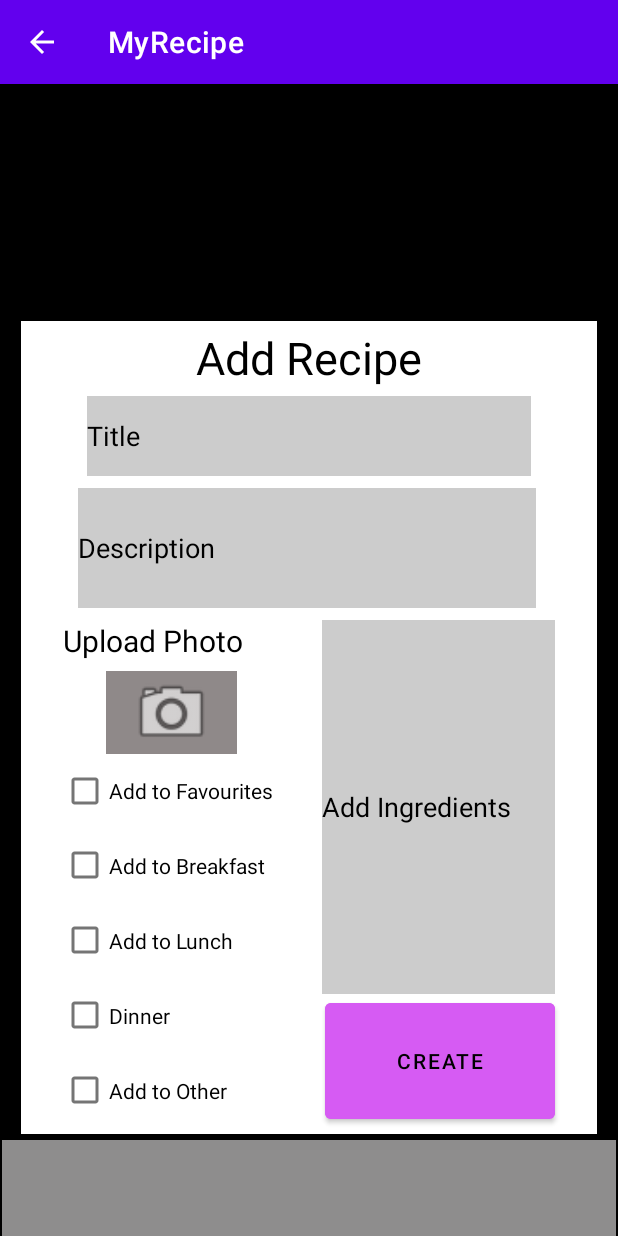
After one commit to Darian-Muel/CP470_MyRecipe, an Android app: the AddRecipesActivity screen opened directly, with no data from a screen before it, on a phone screen of 412 x 824 dp. The commit adds this screen. Run offline under Robolectric (Android 15) with nearby library versions, the phone set to English and light mode, and no system bars.

Commit message:
added 3 pages

```diff
--- /dev/null
+++ b/app/src/main/java/com/code/darinmuellerchen/myrecipe/AddRecipesActivity.java
@@ -0,0 +1,14 @@
+package com.code.darinmuellerchen.myrecipe;
+
+import androidx.appcompat.app.AppCompatActivity;
+
+import android.os.Bundle;
+
+public class AddRecipesActivity extends AppCompatActivity {
+
+    @Override
+    protected void onCreate(Bundle savedInstanceState) {
+        super.onCreate(savedInstanceState);
+        setContentView(R.layout.activity_add_recipes);
+    }
+}
--- /dev/null
+++ b/app/src/main/res/layout/activity_add_recipes.xml
@@ -0,0 +1,179 @@
+<?xml version="1.0" encoding="utf-8"?>
+<androidx.constraintlayout.widget.ConstraintLayout xmlns:android="http://schemas.android.com/apk/res/android"
+    xmlns:app="http://schemas.android.com/apk/res-auto"
+    xmlns:tools="http://schemas.android.com/tools"
+    android:layout_width="match_parent"
+    android:layout_height="match_parent"
+    android:background="#000000"
+    tools:context=".AddRecipesActivity">
+
+    <androidx.appcompat.widget.Toolbar
+        android:id="@+id/toolbar4"
+        android:layout_width="409dp"
+        android:layout_height="64dp"
+        android:background="#8E8D8D"
+        android:minHeight="?attr/actionBarSize"
+        android:theme="?attr/actionBarTheme"
+        app:layout_constraintBottom_toBottomOf="parent"
+        app:layout_constraintEnd_toEndOf="parent"
+        app:layout_constraintStart_toStartOf="parent" />
+
+    <androidx.constraintlayout.widget.ConstraintLayout
+        android:id="@+id/constraintLayout2"
+        android:layout_width="384dp"
+        android:layout_height="542dp"
+        android:layout_marginBottom="4dp"
+        android:background="#FFFFFF"
+        app:layout_constraintBottom_toTopOf="@+id/toolbar4"
+        app:layout_constraintEnd_toEndOf="parent"
+        app:layout_constraintStart_toStartOf="parent">
+
+        <CheckBox
+            android:id="@+id/checkBoxOther"
+            android:layout_width="150dp"
+            android:layout_height="50dp"
+            android:layout_marginEnd="24dp"
+            android:text="@string/AddtoOther"
+            app:layout_constraintEnd_toStartOf="@+id/EditTextGetIngredients"
+            app:layout_constraintTop_toBottomOf="@+id/checkBoxDinner"
+            tools:text="@string/AddtoOther" />
+
+        <CheckBox
+            android:id="@+id/checkBoxDinner"
+            android:layout_width="150dp"
+            android:layout_height="50dp"
+            android:layout_marginEnd="24dp"
+            android:text="@string/Dinner"
+            app:layout_constraintEnd_toStartOf="@+id/EditTextGetIngredients"
+            app:layout_constraintTop_toBottomOf="@+id/checkBoxLunch"
+            tools:text="@string/Dinner" />
+
+        <CheckBox
+            android:id="@+id/checkBoxLunch"
+            android:layout_width="150dp"
+            android:layout_height="50dp"
+            android:layout_marginEnd="24dp"
+            android:text="@string/AddToLunch"
+            app:layout_constraintEnd_toStartOf="@+id/EditTextGetIngredients"
+            app:layout_constraintTop_toBottomOf="@+id/checkBoxBreakFast"
+            tools:text="@string/AddToLunch" />
+
+        <CheckBox
+            android:id="@+id/checkBoxBreakFast"
+            android:layout_width="150dp"
+            android:layout_height="50dp"
+            android:layout_marginEnd="24dp"
+            android:text="@string/AddToBreakfast"
+            app:layout_constraintEnd_toStartOf="@+id/EditTextGetIngredients"
+            app:layout_constraintTop_toBottomOf="@+id/checkBoxFavourites"
+            tools:text="@string/AddToBreakfast" />
+
+        <EditText
+            android:id="@+id/EditTextGetIngredients"
+            android:layout_width="155dp"
+            android:layout_height="249dp"
+            android:layout_marginTop="8dp"
+            android:layout_marginEnd="28dp"
+            android:background="#CCCCCC"
+            android:text="@string/AddtoIngredients"
+            android:textColor="@color/black"
+            android:textSize="18sp"
+            app:layout_constraintEnd_toEndOf="parent"
+            app:layout_constraintHorizontal_bias="1.0"
+            app:layout_constraintStart_toEndOf="@+id/txtUpload"
+            app:layout_constraintTop_toBottomOf="@+id/EditTextGetDescription"
+            tools:text="@string/AddtoIngredients" />
+
+        <EditText
+            android:id="@+id/EditTextGetDescription"
+            android:layout_width="305dp"
+            android:layout_height="80dp"
+            android:layout_marginTop="8dp"
+            android:background="#CCCCCC"
+            android:text="@string/Description"
+            android:textColor="@color/black"
+            android:textSize="18sp"
+            app:layout_constraintEnd_toEndOf="parent"
+            app:layout_constraintHorizontal_bias="0.481"
+            app:layout_constraintStart_toStartOf="parent"
+            app:layout_constraintTop_toBottomOf="@+id/EditTextGetTitle"
+            tools:text="@string/Description" />
+
+        <TextView
+            android:id="@+id/textView"
+            android:layout_width="263dp"
+            android:layout_height="46dp"
+            android:layout_marginTop="4dp"
+            android:text="@string/AddRecipe"
+            android:textAlignment="center"
+            android:textColor="@color/black"
+            android:textSize="30sp"
+            app:layout_constraintEnd_toEndOf="parent"
+            app:layout_constraintHorizontal_bias="0.504"
+            app:layout_constraintStart_toStartOf="parent"
+            app:layout_constraintTop_toTopOf="parent"
+            tools:text="@string/AddRecipe" />
+
+        <EditText
+            android:id="@+id/EditTextGetTitle"
+            android:layout_width="296dp"
+            android:layout_height="53dp"
+            android:background="#CCCCCC"
+            android:text="@string/Title"
+            android:textColor="@color/black"
+            android:textSize="18sp"
+            app:layout_constraintEnd_toEndOf="parent"
+            app:layout_constraintStart_toStartOf="parent"
+            app:layout_constraintTop_toBottomOf="@+id/textView"
+            tools:text="@string/Title" />
+
+        <TextView
+            android:id="@+id/txtUpload"
+            android:layout_width="138dp"
+            android:layout_height="34dp"
+            android:layout_marginStart="28dp"
+            android:layout_marginTop="8dp"
+            android:text="@string/UploadPhoto"
+            android:textColor="@color/black"
+            android:textSize="20sp"
+            app:layout_constraintStart_toStartOf="parent"
+            app:layout_constraintTop_toBottomOf="@+id/EditTextGetDescription"
+            tools:text="@string/UploadPhoto" />
+
+        <ImageView
+            android:id="@+id/imageView5"
+            android:layout_width="87dp"
+            android:layout_height="55dp"
+            android:background="#8F8989"
+            app:layout_constraintEnd_toStartOf="@+id/EditTextGetIngredients"
+            app:layout_constraintStart_toStartOf="parent"
+            app:layout_constraintTop_toBottomOf="@+id/txtUpload"
+            app:srcCompat="@android:drawable/ic_menu_camera" />
+
+        <CheckBox
+            android:id="@+id/checkBoxFavourites"
+            android:layout_width="150dp"
+            android:layout_height="49dp"
+            android:layout_marginEnd="24dp"
+            android:text="@string/AddToFavourites"
+            app:layout_constraintEnd_toStartOf="@+id/EditTextGetIngredients"
+            app:layout_constraintTop_toBottomOf="@+id/imageView5"
+            tools:text="@string/AddToFavourites" />
+
+        <Button
+            android:id="@+id/btnCreateRecipe"
+            android:layout_width="153dp"
+            android:layout_height="89dp"
+            android:backgroundTint="#D65BF3"
+            android:text="@string/Create"
+            android:textColor="@color/black"
+            app:layout_constraintBottom_toBottomOf="parent"
+            app:layout_constraintEnd_toEndOf="parent"
+            app:layout_constraintHorizontal_bias="0.481"
+            app:layout_constraintStart_toEndOf="@+id/checkBoxDinner"
+            app:layout_constraintTop_toBottomOf="@+id/EditTextGetIngredients"
+            app:layout_constraintVertical_bias="0.062"
+            tools:text="@string/Create" />
+
+    </androidx.constraintlayout.widget.ConstraintLayout>
+</androidx.constraintlayout.widget.ConstraintLayout>
--- a/app/src/main/res/values/strings.xml
+++ b/app/src/main/res/values/strings.xml
@@ -3,4 +3,26 @@
     <string name="ViewRecipes">View Recipes</string>
     <string name="Help">Help</string>
     <string name="CreateRecipes">Create Recipes</string>
+    <string name="Favourites">Favourites</string>
+    <string name="Breakfast">Breakfast</string>
+    <string name="Lunch">Lunch</string>
+    <string name="Dinner">Dinner</string>
+    <string name="Other">Other</string>
+    <string name="Instructions">Instructions: MyRecipe allows you to create and save unique recipes and sort them into different categories for easy access.
+To Create a new recipe navigate to the add recipe page using either the toolbar or the navigation/back buttons
+Fill out the corresponding info for your recipe including the description, ingredients list, photo, and relevant categories like dinner/lunch/other
+press create and it will add the recipe to the corresponding tags you selected. You can view these recipes by navigating to the view recipes page and selecting
+the corresponding category to view all the recipes listed under that category</string>
+
+    <string name="Title">Title</string>
+    <string name="Description">Description</string>
+    <string name="UploadPhoto">Upload Photo</string>
+    <string name="AddToFavourites">Add to Favourites</string>
+    <string name="AddToBreakfast">Add to Breakfast</string>
+    <string name="AddToLunch">Add to Lunch</string>
+    <string name="AddToDiner">Add to Dinner</string>
+    <string name="AddtoOther">Add to Other</string>
+    <string name="AddtoIngredients">Add Ingredients</string>
+    <string name="Create">Create</string>
+    <string name="AddRecipe">Add Recipe</string>
 </resources>
```
Also changed, not shown: app/src/main/AndroidManifest.xml (+17 -0 lines), app/src/main/java/com/code/darinmuellerchen/myrecipe/HelpActivity.java (added, +25 -0 lines), app/src/main/java/com/code/darinmuellerchen/myrecipe/MainActivity.java (+34 -0 lines), app/src/main/java/com/code/darinmuellerchen/myrecipe/ViewRecipesActivity.java (added, +15 -0 lines), app/src/main/res/layout/activity_main.xml (+9 -7 lines), app/src/main/res/layout/help_page.xml (added, +99 -0 lines), app/src/main/res/layout/type_select_page.xml (added, +116 -0 lines), 1 other file.
